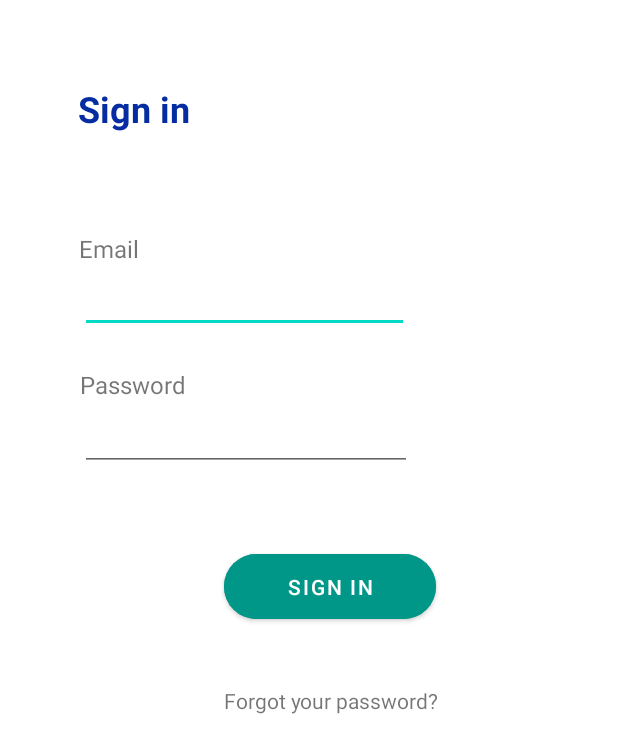
After one commit to Salchiis/Carpooling, an Android app: the layout register.xml on its own in the app's theme, with its tools: preview values and no code run, on a phone screen of 412 x 824 dp. The commit adds this screen. Shown: the top 753 px of the screen. Run offline under Robolectric (Android 15) with nearby library versions, the phone set to English and light mode, and no system bars.

Commit message:
First push

```diff
--- a/app/src/main/java/com/example/carpooling/MainActivity.java
+++ b/app/src/main/java/com/example/carpooling/MainActivity.java
@@ -14,6 +14,6 @@ public class MainActivity extends AppCompatActivity {
     }
 
     public void buttonOnClick(){
-        button1 = (Button)findViewById(R.id.buttonN);
+        //buttonN = (Button)findViewById(R.id.buttonN);
     }
 }
--- a/app/src/main/res/layout/login.xml
+++ b/app/src/main/res/layout/login.xml
@@ -10,11 +10,11 @@
         android:layout_width="141dp"
         android:layout_height="55dp"
         android:backgroundTint="#009688"
-        android:text="Sign in"
+        android:text="Sign up"
         app:cornerRadius="40px"
         app:layout_constraintBottom_toBottomOf="parent"
         app:layout_constraintEnd_toEndOf="parent"
-        app:layout_constraintHorizontal_bias="0.525"
+        app:layout_constraintHorizontal_bias="0.188"
         app:layout_constraintStart_toStartOf="parent"
         app:layout_constraintTop_toTopOf="parent"
         app:layout_constraintVertical_bias="0.961" />
@@ -96,9 +96,10 @@
         android:text="upload"
         app:layout_constraintBottom_toBottomOf="parent"
         app:layout_constraintEnd_toEndOf="parent"
+        app:layout_constraintHorizontal_bias="0.154"
         app:layout_constraintStart_toStartOf="parent"
         app:layout_constraintTop_toTopOf="parent"
-        app:layout_constraintVertical_bias="0.856" />
+        app:layout_constraintVertical_bias="0.865" />
 
     <TextView
         android:id="@+id/textView9"
--- /dev/null
+++ b/app/src/main/res/layout/questions.xml
@@ -0,0 +1,6 @@
+<?xml version="1.0" encoding="utf-8"?>
+<androidx.constraintlayout.widget.ConstraintLayout xmlns:android="http://schemas.android.com/apk/res/android"
+    xmlns:app="http://schemas.android.com/apk/res-auto"
+    xmlns:tools="http://schemas.android.com/tools"
+    android:layout_width="match_parent"
+    android:layout_height="match_parent"/>
--- /dev/null
+++ b/app/src/main/res/layout/register.xml
@@ -0,0 +1,101 @@
+<?xml version="1.0" encoding="utf-8"?>
+<androidx.constraintlayout.widget.ConstraintLayout xmlns:android="http://schemas.android.com/apk/res/android"
+    xmlns:app="http://schemas.android.com/apk/res-auto"
+    xmlns:tools="http://schemas.android.com/tools"
+    android:layout_width="match_parent"
+    android:layout_height="match_parent">
+
+    <TextView
+        android:id="@+id/textView14"
+        android:layout_width="wrap_content"
+        android:layout_height="wrap_content"
+        android:text="Sign in"
+        android:textColor="#052CA1"
+        android:textSize="24sp"
+        android:textStyle="bold"
+        app:layout_constraintBottom_toBottomOf="parent"
+        app:layout_constraintEnd_toEndOf="parent"
+        app:layout_constraintHorizontal_bias="0.154"
+        app:layout_constraintStart_toStartOf="parent"
+        app:layout_constraintTop_toTopOf="parent"
+        app:layout_constraintVertical_bias="0.071" />
+
+    <EditText
+        android:id="@+id/editTextTextEmailAddress2"
+        android:layout_width="219dp"
+        android:layout_height="32dp"
+        android:ems="10"
+        android:inputType="textEmailAddress"
+        app:layout_constraintBottom_toBottomOf="parent"
+        app:layout_constraintEnd_toEndOf="parent"
+        app:layout_constraintHorizontal_bias="0.276"
+        app:layout_constraintStart_toStartOf="parent"
+        app:layout_constraintTop_toTopOf="parent"
+        app:layout_constraintVertical_bias="0.24" />
+
+    <EditText
+        android:id="@+id/editTextTextPassword2"
+        android:layout_width="221dp"
+        android:layout_height="33dp"
+        android:ems="10"
+        android:inputType="textPassword"
+        app:layout_constraintBottom_toBottomOf="parent"
+        app:layout_constraintEnd_toEndOf="parent"
+        app:layout_constraintHorizontal_bias="0.278"
+        app:layout_constraintStart_toStartOf="parent"
+        app:layout_constraintTop_toTopOf="parent"
+        app:layout_constraintVertical_bias="0.355" />
+
+    <Button
+        android:id="@+id/button2"
+        android:layout_width="141dp"
+        android:layout_height="55dp"
+        android:backgroundTint="#009688"
+        android:text="Sign in"
+        app:cornerRadius="40px"
+        app:layout_constraintBottom_toBottomOf="parent"
+        app:layout_constraintEnd_toEndOf="parent"
+        app:layout_constraintHorizontal_bias="0.551"
+        app:layout_constraintStart_toStartOf="parent"
+        app:layout_constraintTop_toTopOf="parent"
+        app:layout_constraintVertical_bias="0.473" />
+
+    <TextView
+        android:id="@+id/textView12"
+        android:layout_width="wrap_content"
+        android:layout_height="wrap_content"
+        android:text="Password"
+        android:textSize="16sp"
+        app:layout_constraintBottom_toBottomOf="parent"
+        app:layout_constraintEnd_toEndOf="parent"
+        app:layout_constraintHorizontal_bias="0.156"
+        app:layout_constraintStart_toStartOf="parent"
+        app:layout_constraintTop_toTopOf="parent"
+        app:layout_constraintVertical_bias="0.306" />
+
+    <TextView
+        android:id="@+id/textView13"
+        android:layout_width="wrap_content"
+        android:layout_height="wrap_content"
+        android:text="Email"
+        android:textSize="16sp"
+        app:layout_constraintBottom_toBottomOf="parent"
+        app:layout_constraintEnd_toEndOf="parent"
+        app:layout_constraintHorizontal_bias="0.142"
+        app:layout_constraintStart_toStartOf="parent"
+        app:layout_constraintTop_toTopOf="parent"
+        app:layout_constraintVertical_bias="0.193" />
+
+    <TextView
+        android:id="@+id/textView16"
+        android:layout_width="wrap_content"
+        android:layout_height="wrap_content"
+        android:text="Forgot your password?"
+        app:layout_constraintBottom_toBottomOf="parent"
+        app:layout_constraintEnd_toEndOf="parent"
+        app:layout_constraintHorizontal_bias="0.555"
+        app:layout_constraintStart_toStartOf="parent"
+        app:layout_constraintTop_toTopOf="parent"
+        app:layout_constraintVertical_bias="0.568" />
+
+</androidx.constraintlayout.widget.ConstraintLayout>
```
